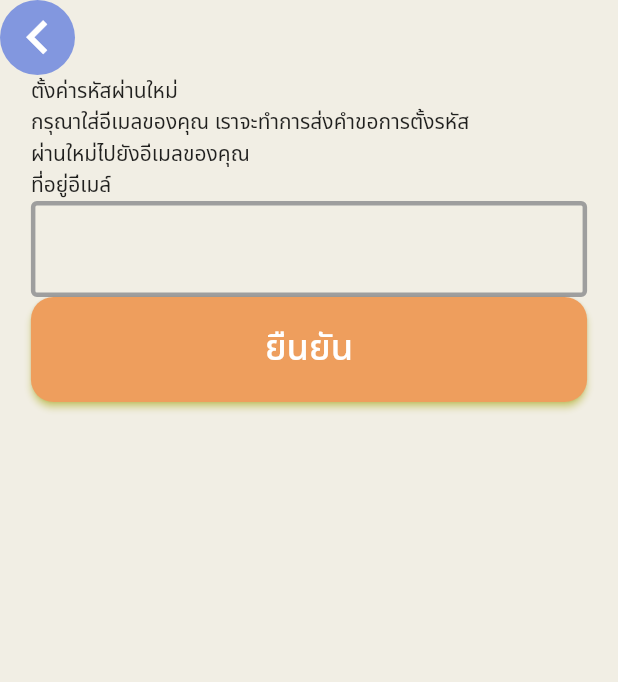
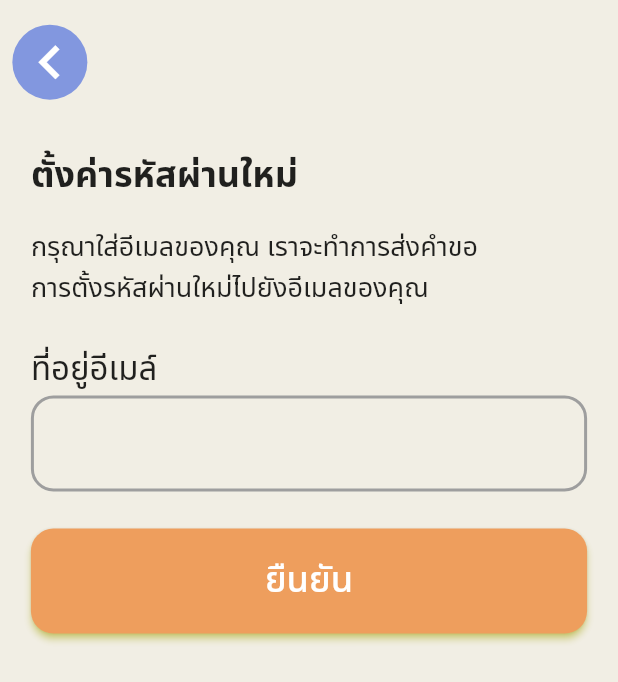
Before and after one commit to AINutritionProject/KinDeeUDee, a Flutter app: the RepassWord screen opened directly, on a phone screen of 412 x 824 dp. Shown: the top 682 px of the screen. Run offline on Flutter 3.47's test engine with Material 2 defaults, Android fonts, the phone set to English and light mode, and no system bars; our stand-ins replace camera, cloud_firestore, csv, dotted_border, email_validator, firebase_auth and 9 more; missing offline and left inert: tflite_flutter; accounts and stored records are empty; project files that could hold a hidden picture were left out.

Commit message:
Edit repassword pag's position

```diff
--- a/lib/pages/repassword.dart
+++ b/lib/pages/repassword.dart
@@ -16,12 +16,15 @@ class RepassWord extends StatelessWidget {
                 child:  Column(
                   mainAxisAlignment: MainAxisAlignment.start,
                   children: [
-                    const Row(
+                     Row(
                       children: [
-                        ButtonBack(
-                          colorCircle: Color.fromRGBO(130, 151, 223, 1),
-                          color: Colors.white,
-                          ),
+                        Padding(
+                          padding: EdgeInsets.only(left: MediaQuery.of(context).size.width*0.02,top: MediaQuery.of(context).size.height*0.02),
+                          child:const ButtonBack(
+                            colorCircle: Color.fromRGBO(130, 151, 223, 1),
+                            color: Colors.white,
+                            ),
+                        ),
                       ],
 
                     ),
@@ -31,40 +34,41 @@ class RepassWord extends StatelessWidget {
                         Row(
                           children: [
                             Container(
-                              padding: EdgeInsets.only(left: MediaQuery.of(context).size.width*0.05,right: MediaQuery.of(context).size.width*0.2),
-                              child: const Text("ตั้งค่ารหัสผ่านใหม่")),
+                              padding: EdgeInsets.only(left: MediaQuery.of(context).size.width*0.05,right: MediaQuery.of(context).size.width*0.2,top: MediaQuery.of(context).size.height*0.04),
+                              child: const Text("ตั้งค่ารหัสผ่านใหม่",style: TextStyle(fontSize: 24,fontWeight: FontWeight.w700))),
                           ],
                         ),
                         Column(
                           mainAxisAlignment: MainAxisAlignment.center,
                           children: [
                             Container(
-                              padding: EdgeInsets.only(left: MediaQuery.of(context).size.width*0.05,right: MediaQuery.of(context).size.width*0.2),
-                              child: const Text("กรุณาใส่อีเมลของคุณ เราจะทำการส่งคำขอการตั้งรหัสผ่านใหม่ไปยังอีเมลของคุณ")
+                              padding: EdgeInsets.only(left: MediaQuery.of(context).size.width*0.05,right: MediaQuery.of(context).size.width*0.18,top: MediaQuery.of(context).size.height*0.02),
+                              child: const Text("กรุณาใส่อีเมลของคุณ เราจะทำการส่งคำขอการตั้งรหัสผ่านใหม่ไปยังอีเมลของคุณ",style: TextStyle(fontSize: 18))
                             ),
                           ],
                         ),
                         Row(
                           children: [
                             Container(
-                              padding: EdgeInsets.only(left: MediaQuery.of(context).size.width*0.05,right: MediaQuery.of(context).size.width*0.2),
-                              child: const Text("ที่อยู่อีเมล์")
+                              padding: EdgeInsets.only(left: MediaQuery.of(context).size.width*0.05,right: MediaQuery.of(context).size.width*0.2,top: MediaQuery.of(context).size.height*0.03),
+                              child: const Text("ที่อยู่อีเมล์",style: TextStyle(fontSize: 22))
                             ),
                           ],
                         ),
                         Container(
                           padding: EdgeInsets.only(left: MediaQuery.of(context).size.width*0.05,right: MediaQuery.of(context).size.width*0.05),
-                          child: const TextField(
+                          child: TextField(
                           decoration: InputDecoration(
                             enabledBorder: OutlineInputBorder(
-                              borderSide: BorderSide(
-                                  width: 3, color: Colors.grey), //<-- SEE HERE
+                              borderRadius: BorderRadius.circular(15.0),
+                              borderSide: const BorderSide(
+                                  width: 2, color: Colors.grey),
                             ),
                           ),
                                               ),
                         ),
                         Padding(
-                          padding: EdgeInsets.only(left: MediaQuery.of(context).size.width*0.05,right: MediaQuery.of(context).size.width*0.05),
+                          padding: EdgeInsets.only(left: MediaQuery.of(context).size.width*0.05,right: MediaQuery.of(context).size.width*0.05,top: MediaQuery.of(context).size.height*0.03),
                           child: ElevatedButton(
                             style: ElevatedButton.styleFrom(
                               backgroundColor: const Color.fromARGB(255, 238, 158, 93),
```
